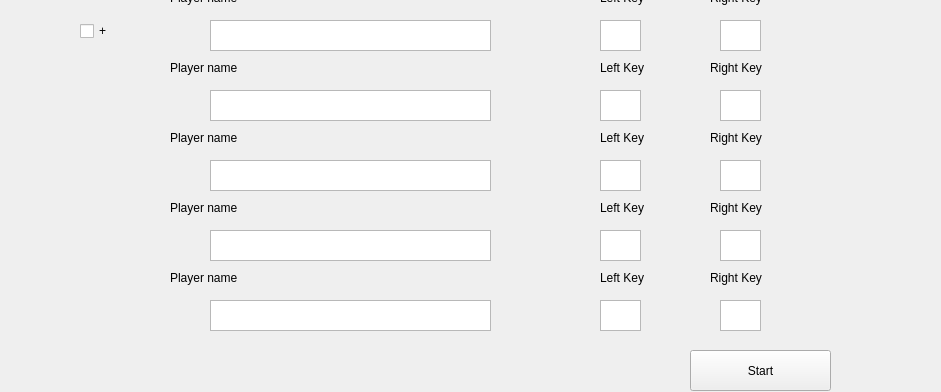
Above: menuwindow.ui from luxkyluke/CourveFever before the change; both pictures show x 0 to 941 and y 200 to 592 of the 941 by 675 pixel window. Below: the same form after it.
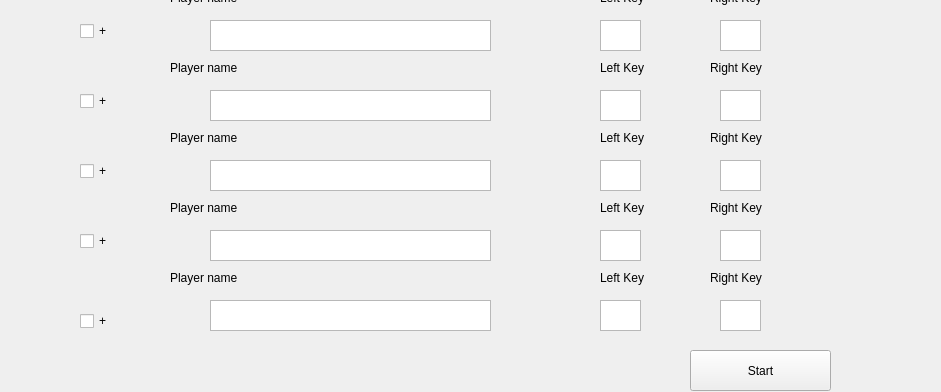
That is the form after the change.

Commit message: formulaire presque ok

What changed in the file:
```diff
--- a/menuwindow.ui
+++ b/menuwindow.ui
@@ -142,7 +142,7 @@
     <property name="geometry">
      <rect>
       <x>160</x>
-      <y>330</y>
+      <y>260</y>
       <width>621</width>
       <height>61</height>
      </rect>
@@ -230,7 +230,7 @@
     <property name="geometry">
      <rect>
       <x>160</x>
-      <y>260</y>
+      <y>330</y>
       <width>621</width>
       <height>61</height>
      </rect>
@@ -318,7 +318,7 @@
     <property name="geometry">
      <rect>
       <x>160</x>
-      <y>470</y>
+      <y>400</y>
       <width>621</width>
       <height>61</height>
      </rect>
@@ -406,7 +406,7 @@
     <property name="geometry">
      <rect>
       <x>160</x>
-      <y>400</y>
+      <y>470</y>
       <width>621</width>
       <height>61</height>
      </rect>
@@ -591,6 +591,58 @@
      </property>
     </widget>
    </widget>
+   <widget class="QCheckBox" name="checkBoxPlayer2">
+    <property name="geometry">
+     <rect>
+      <x>80</x>
+      <y>290</y>
+      <width>41</width>
+      <height>22</height>
+     </rect>
+    </property>
+    <property name="text">
+     <string>+</string>
+    </property>
+   </widget>
+   <widget class="QCheckBox" name="checkBoxPlayer3">
+    <property name="geometry">
+     <rect>
+      <x>80</x>
+      <y>360</y>
+      <width>41</width>
+      <height>22</height>
+     </rect>
+    </property>
+    <property name="text">
+     <string>+</string>
+    </property>
+   </widget>
+   <widget class="QCheckBox" name="checkBoxPlayer4">
+    <property name="geometry">
+     <rect>
+      <x>80</x>
+      <y>430</y>
+      <width>31</width>
+      <height>22</height>
+     </rect>
+    </property>
+    <property name="text">
+     <string>+</string>
+    </property>
+   </widget>
+   <widget class="QCheckBox" name="checkBoxPlayer5">
+    <property name="geometry">
+     <rect>
+      <x>80</x>
+      <y>510</y>
+      <width>41</width>
+      <height>22</height>
+     </rect>
+    </property>
+    <property name="text">
+     <string>+</string>
+    </property>
+   </widget>
   </widget>
   <widget class="QStatusBar" name="statusBar"/>
  </widget>
```
Left out of the diff: 2 changed lines with no effect on the pictures. The commit also changes 2 other files.
